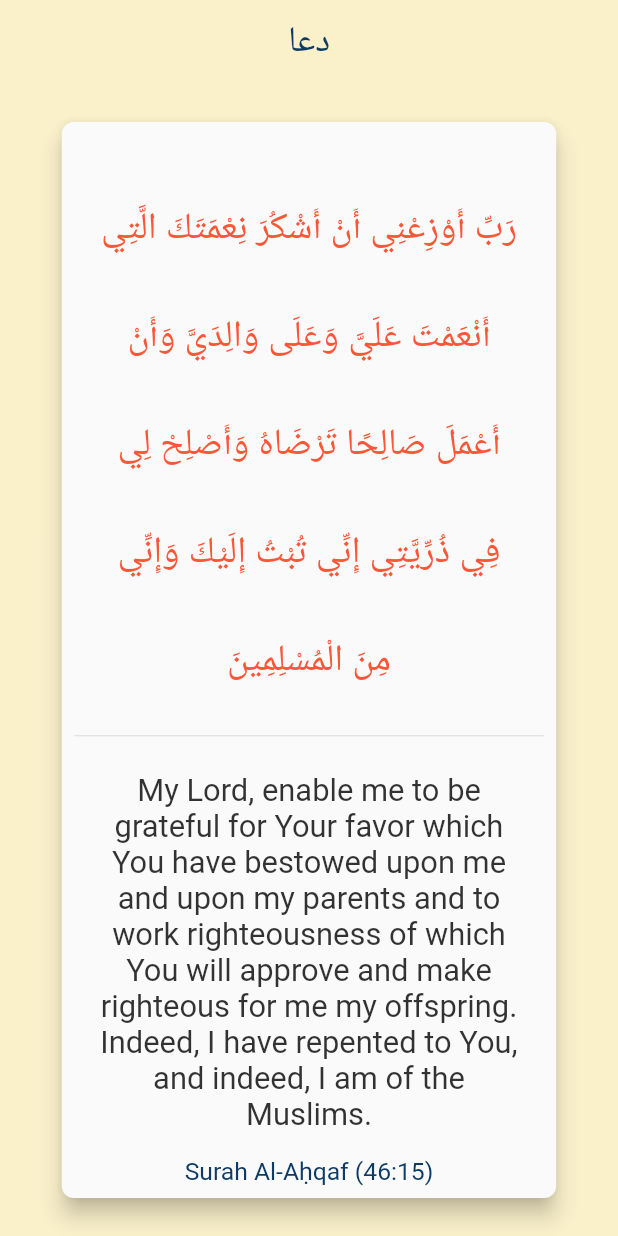
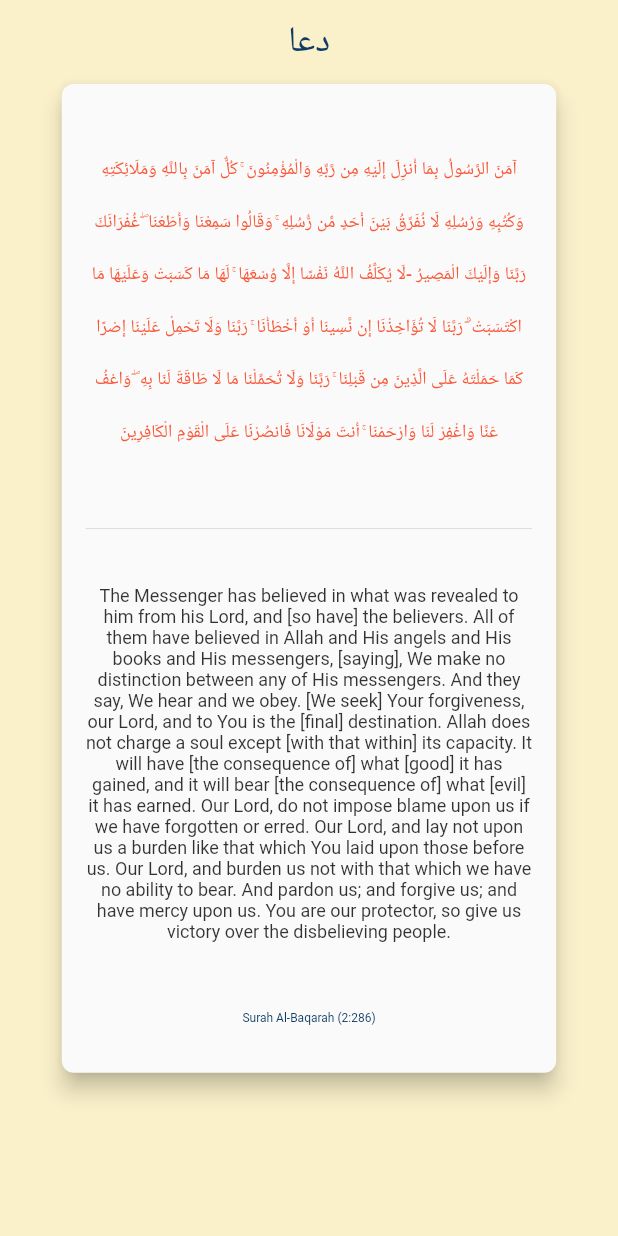
Before and after one commit to muhammadidrees/project-dua, a Flutter app: the screen it shows after launch, on a phone screen of 412 x 824 dp. Run offline on Flutter 3.47's test engine with Material 2 defaults, Android fonts, the phone set to English and light mode, and no system bars; drawn by our look-alikes of auto_size_text; our stand-ins replace google_fonts; Roboto replaces fonts that are missing (Amiri).

Commit message:
fixed the size of card and text size issues

```diff
--- a/lib/screens/home_screen/ayah_card.dart
+++ b/lib/screens/home_screen/ayah_card.dart
@@ -1,3 +1,4 @@
+import 'package:auto_size_text/auto_size_text.dart';
 import 'package:duas_pwa/utils/utils.dart';
 import 'package:flutter/material.dart';
 
@@ -22,32 +23,62 @@ class AyahCard extends StatelessWidget {
   @override
   Widget build(BuildContext context) {
     return Container(
-      width: SizeConfig.of(context).blockSizeHorizontal * 80,
-      padding: EdgeInsets.all(SizeConfig.of(context).blockSizeHorizontal * 2),
+      width: MediaQuery.of(context).size.width * .8,
+      height: MediaQuery.of(context).size.height * .8,
+      padding: EdgeInsets.all(paddingL),
       child: Column(
+        mainAxisSize: MainAxisSize.max,
+        mainAxisAlignment: MainAxisAlignment.spaceBetween,
         children: [
-          Padding(
-            padding:
-                EdgeInsets.all(SizeConfig.of(context).blockSizeVertical * 2),
-            child: Text(
+          ConstrainedBox(
+            constraints: BoxConstraints(
+              maxHeight: MediaQuery.of(context).size.height * .3,
+              maxWidth: MediaQuery.of(context).size.width,
+              minHeight: MediaQuery.of(context).size.height * .3,
+              minWidth: MediaQuery.of(context).size.width,
+            ),
+            child: Center(
+              child: AutoSizeText(
                 ayah,
                 style: Theme.of(context).textTheme.bodyText1,
                 textAlign: TextAlign.center,
+                minFontSize: 4.0,
+              ),
             ),
           ),
           Divider(),
-          Padding(
-            padding:
-                EdgeInsets.all(SizeConfig.of(context).blockSizeVertical * 2),
-            child: Text(
+          ConstrainedBox(
+            constraints: BoxConstraints(
+              maxHeight: MediaQuery.of(context).size.height * .3,
+              maxWidth: MediaQuery.of(context).size.width,
+              minHeight: MediaQuery.of(context).size.height * .3,
+              minWidth: MediaQuery.of(context).size.width,
+            ),
+            child: Center(
+              child: AutoSizeText(
                 translation,
                 style: Theme.of(context).textTheme.bodyText2,
                 textAlign: TextAlign.center,
+                minFontSize: 4.0,
               ),
             ),
-          Text(
+          ),
+          ConstrainedBox(
+            constraints: BoxConstraints(
+              maxHeight: MediaQuery.of(context).size.height * .05,
+              maxWidth: MediaQuery.of(context).size.width,
+              minHeight: MediaQuery.of(context).size.height * .05,
+              minWidth: MediaQuery.of(context).size.width,
+            ),
+            child: Center(
+              child: AutoSizeText(
                 reference,
+                maxLines: 1,
+                minFontSize: 8.0,
+                maxFontSize: 8.0,
                 style: Theme.of(context).textTheme.caption,
+              ),
+            ),
           )
         ],
       ),
--- a/lib/screens/home_screen/home_screen.dart
+++ b/lib/screens/home_screen/home_screen.dart
@@ -23,8 +23,7 @@ class HomeScreen extends StatelessWidget {
         // to give column max width
         width: double.infinity,
         child: Column(
-          crossAxisAlignment: CrossAxisAlignment.center,
-          mainAxisAlignment: MainAxisAlignment.center,
+          mainAxisSize: MainAxisSize.max,
           children: _buildChildren(context),
         ),
       ),
@@ -38,10 +37,10 @@ class HomeScreen extends StatelessWidget {
         elevation: 6.0,
         child: AyahCard(
           ayah:
-              "رَبِّ أَوْزِعْنِي أَنْ أَشْكُرَ نِعْمَتَكَ الَّتِي أَنْعَمْتَ عَلَيَّ وَعَلَى وَالِدَيَّ وَأَنْ أَعْمَلَ صَالِحًا تَرْضَاهُ وَأَصْلِحْ لِي فِي ذُرِّيَّتِي إِنِّي تُبْتُ إِلَيْكَ وَإِنِّي مِنَ الْمُسْلِمِينَ",
+              "آمَنَ الرَّسُولُ بِمَا أُنزِلَ إِلَيْهِ مِن رَّبِّهِ وَالْمُؤْمِنُونَ ۚ كُلٌّ آمَنَ بِاللَّهِ وَمَلَائِكَتِهِ وَكُتُبِهِ وَرُسُلِهِ لَا نُفَرِّقُ بَيْنَ أَحَدٍ مِّن رُّسُلِهِ ۚ وَقَالُوا سَمِعْنَا وَأَطَعْنَا ۖ غُفْرَانَكَ رَبَّنَا وَإِلَيْكَ الْمَصِيرُ -لَا يُكَلِّفُ اللَّهُ نَفْسًا إِلَّا وُسْعَهَا ۚ لَهَا مَا كَسَبَتْ وَعَلَيْهَا مَا اكْتَسَبَتْ ۗ رَبَّنَا لَا تُؤَاخِذْنَا إِن نَّسِينَا أَوْ أَخْطَأْنَا ۚ رَبَّنَا وَلَا تَحْمِلْ عَلَيْنَا إِصْرًا كَمَا حَمَلْتَهُ عَلَى الَّذِينَ مِن قَبْلِنَا ۚ رَبَّنَا وَلَا تُحَمِّلْنَا مَا لَا طَاقَةَ لَنَا بِهِ ۖ وَاعْفُ عَنَّا وَاغْفِرْ لَنَا وَارْحَمْنَا ۚ أَنتَ مَوْلَانَا فَانصُرْنَا عَلَى الْقَوْمِ الْكَافِرِينَ",
           translation:
-              "My Lord, enable me to be grateful for Your favor which You have bestowed upon me and upon my parents and to work righteousness of which You will approve and make righteous for me my offspring. Indeed, I have repented to You, and indeed, I am of the Muslims.",
-          reference: "Surah Al-Aḥqaf (46:15)",
+              "The Messenger has believed in what was revealed to him from his Lord, and [so have] the believers. All of them have believed in Allah and His angels and His books and His messengers, [saying], We make no distinction between any of His messengers. And they say, We hear and we obey. [We seek] Your forgiveness, our Lord, and to You is the [final] destination. Allah does not charge a soul except [with that within] its capacity. It will have [the consequence of] what [good] it has gained, and it will bear [the consequence of] what [evil] it has earned. Our Lord, do not impose blame upon us if we have forgotten or erred. Our Lord, and lay not upon us a burden like that which You laid upon those before us. Our Lord, and burden us not with that which we have no ability to bear. And pardon us; and forgive us; and have mercy upon us. You are our protector, so give us victory over the disbelieving people.",
+          reference: "Surah Al-Baqarah (2:286)",
         ),
       ),
     ];
--- a/lib/utils/themes.dart
+++ b/lib/utils/themes.dart
@@ -34,7 +34,7 @@ ThemeData _buildShrineTheme() {
         color: kDuaDarkBlue,
       ),
       bodyText1: GoogleFonts.amiri(
-        fontSize: SizeConfig().blockSizeVertical * 3,
+        fontSize: SizeConfig().blockSizeVertical * 4,
         height: SizeConfig().blockSizeVertical * 0.35,
         color: kDuaOrangeDark,
       ),
--- a/pubspec.yaml
+++ b/pubspec.yaml
@@ -14,6 +14,8 @@ dependencies:
   flutter:
     sdk: flutter
 
+  # to auto size text in given space
+  auto_size_text: ^2.1.0
   # for cupertino icons
   cupertino_icons: ^0.1.3
   # for google fonts
```
Also changed, not shown: pubspec.lock. Lines whose indentation alone changed are shown as unchanged.
